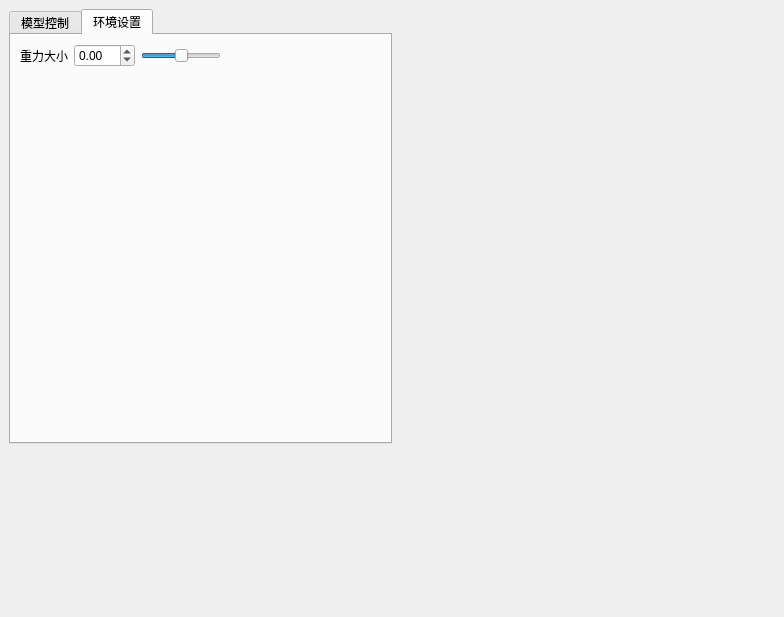
This is ui/MainWindow.ui in unishuai/softSim as Qt 5 draws it before an edit. The edited form follows.
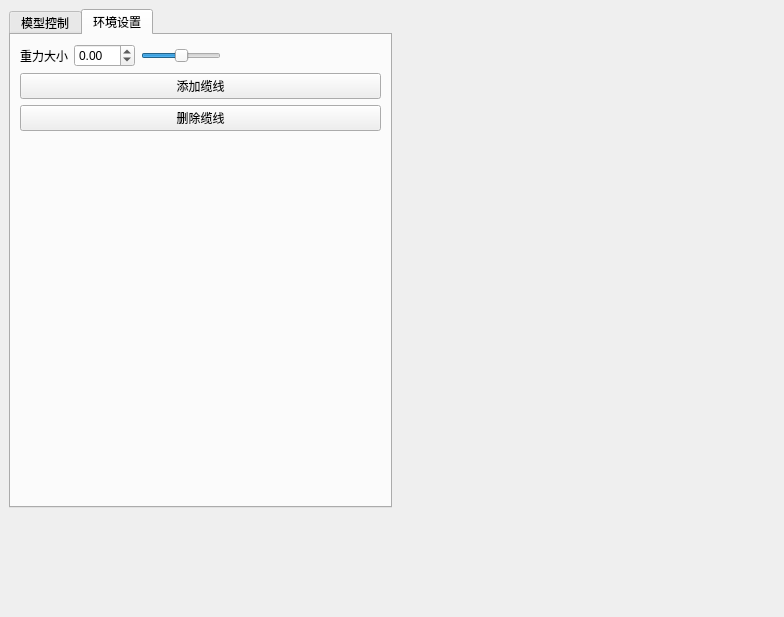
This is the edited form. The open tabs and pages were chosen to show the change.

Commit message: 添加了缆线仿真类

Patch:
```diff
--- a/ui/MainWindow.ui
+++ b/ui/MainWindow.ui
@@ -430,6 +430,20 @@
             </item>
            </layout>
           </item>
+          <item>
+           <widget class="QPushButton" name="pushButton">
+            <property name="text">
+             <string>添加缆线</string>
+            </property>
+           </widget>
+          </item>
+          <item>
+           <widget class="QPushButton" name="pushButton_2">
+            <property name="text">
+             <string>删除缆线</string>
+            </property>
+           </widget>
+          </item>
           <item>
            <spacer name="verticalSpacer">
             <property name="orientation">
```
Left out of the diff: 6 changed lines with no effect on the pictures. The commit also changes 4 other files.
